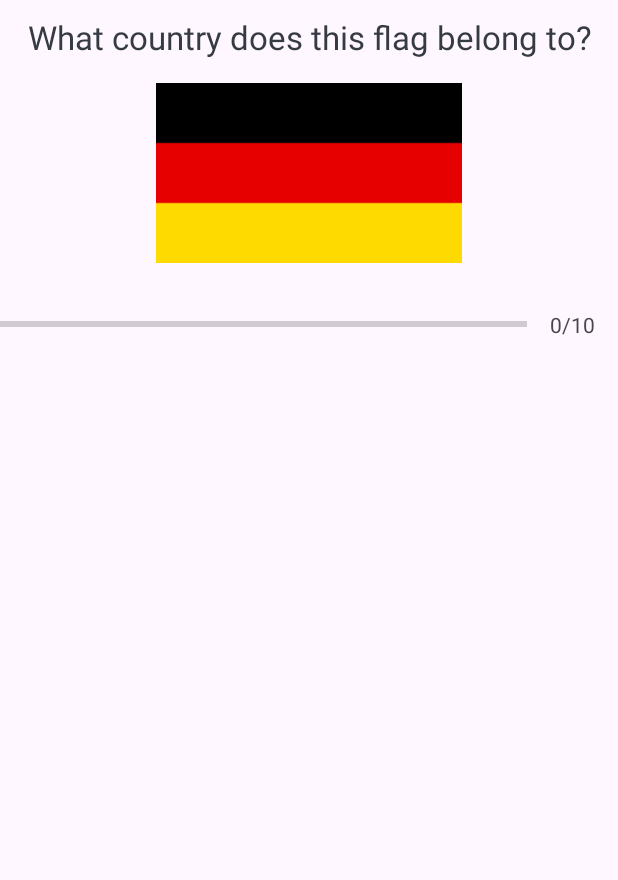
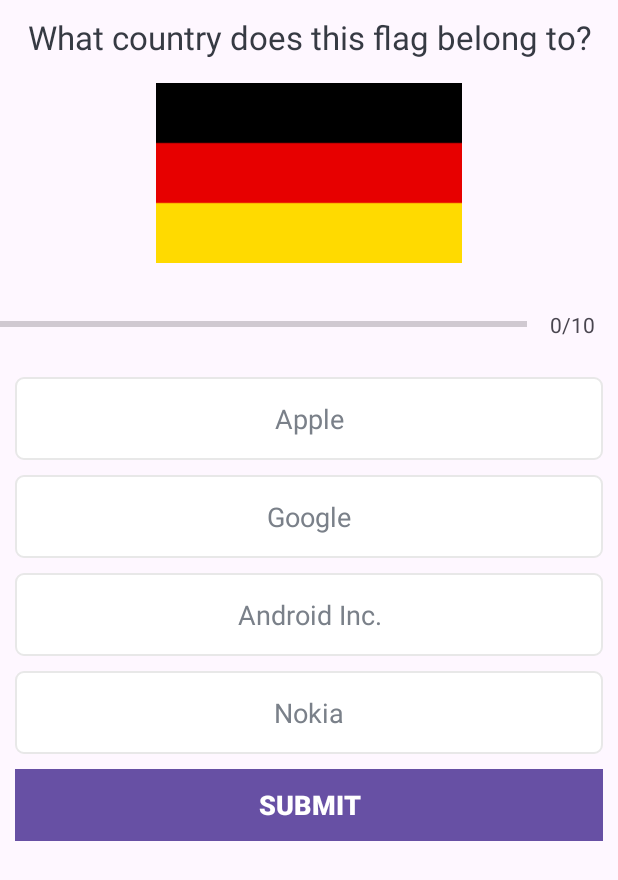
Before and after one commit to Nuraitiev/tiny_android_projs, an Android app: the layout activity_quiz_questions.xml on its own in the app's theme, with its tools: preview values and no code run, on a phone screen of 412 x 824 dp. Shown: the top 880 px of the screen. Run offline under Robolectric (Android 15) with nearby library versions, the phone set to English and light mode, and no system bars.

Commit message:
new activity

```diff
--- a/QuizApp/app/src/main/AndroidManifest.xml
+++ b/QuizApp/app/src/main/AndroidManifest.xml
@@ -13,6 +13,9 @@
         android:theme="@style/Theme.QuizApp"
         tools:targetApi="31">
         <activity
+            android:name=".ResultActivity"
+            android:exported="false" />
+        <activity
             android:name=".MainActivity"
             android:exported="true">
             <intent-filter>
--- a/QuizApp/app/src/main/res/layout/activity_quiz_questions.xml
+++ b/QuizApp/app/src/main/res/layout/activity_quiz_questions.xml
@@ -12,7 +12,7 @@
         android:id="@+id/tvQuestion"
         android:layout_width="match_parent"
         android:layout_height="wrap_content"
-        android:layout_margin="10dp"
+        android:layout_margin="@dimen/ten_dp"
         android:gravity="center"
         android:textColor="#363A43"
         android:textSize="22sp"
@@ -25,7 +25,7 @@
         app:layout_constraintStart_toStartOf="parent"
         app:layout_constraintEnd_toEndOf="parent"
         android:layout_height="wrap_content"
-        android:layout_marginTop="16dp"
+        android:layout_marginTop="@dimen/sixteen_dp"
         android:contentDescription="image"
         tools:src="@drawable/ic_flag_of_germany" />
 
@@ -34,7 +34,7 @@
         android:id="@+id/llProgressDetails"
         android:layout_width="match_parent"
         android:layout_height="wrap_content"
-        android:layout_marginTop="16dp"
+        android:layout_marginTop="@dimen/sixteen_dp"
         android:gravity="center_vertical"
         android:orientation="horizontal">
 
@@ -54,12 +54,83 @@
             android:layout_width="wrap_content"
             android:layout_height="wrap_content"
             android:gravity="center"
-            android:padding="15dp"
+            android:padding="@dimen/fifteen_dp"
             android:textColorHint="#7A8089"
             android:textSize="14sp"
             tools:text="0/10" />
     </LinearLayout>
 
+    <TextView
+        app:layout_constraintTop_toBottomOf="@id/llProgressDetails"
+        android:id="@+id/tvOptionOne"
+        android:layout_width="match_parent"
+        android:layout_height="wrap_content"
+        android:layout_margin="@dimen/ten_dp"
+        android:background="@drawable/default_option_border_bg"
+        android:gravity="center"
+        android:padding="@dimen/fifteen_dp"
+        android:textColor="@color/option_text_color"
+        android:textSize="18sp"
+        tools:text="Apple" />
+    <TextView
+        app:layout_constraintTop_toBottomOf="@id/tvOptionOne"
+        android:id="@+id/tvOptionTwo"
+        android:layout_width="match_parent"
+        android:layout_height="wrap_content"
+        android:layout_marginStart="@dimen/ten_dp"
+        android:layout_marginTop="@dimen/ten_dp"
+        android:layout_marginEnd="@dimen/ten_dp"
+        android:layout_marginBottom="@dimen/ten_dp"
+        android:background="@drawable/default_option_border_bg"
+        android:gravity="center"
+        android:padding="@dimen/fifteen_dp"
+        android:textColor="@color/option_text_color"
+        android:textSize="18sp"
+        tools:text="Google" />
+    <TextView
+        app:layout_constraintTop_toBottomOf="@id/tvOptionTwo"
+        android:id="@+id/tvOptionThree"
+        android:layout_width="match_parent"
+        android:layout_height="wrap_content"
+        android:layout_marginStart="@dimen/ten_dp"
+        android:layout_marginTop="@dimen/ten_dp"
+        android:layout_marginEnd="@dimen/ten_dp"
+        android:layout_marginBottom="@dimen/ten_dp"
+        android:background="@drawable/default_option_border_bg"
+        android:gravity="center"
+        android:padding="@dimen/fifteen_dp"
+        android:textColor="@color/option_text_color"
+        android:textSize="18sp"
+        tools:text="Android Inc." />
+
+    <TextView
+        app:layout_constraintTop_toBottomOf="@id/tvOptionThree"
+        android:id="@+id/tvOptionFour"
+        android:layout_width="match_parent"
+        android:layout_height="wrap_content"
+        android:layout_marginStart="@dimen/ten_dp"
+        android:layout_marginTop="@dimen/ten_dp"
+        android:layout_marginEnd="@dimen/ten_dp"
+        android:layout_marginBottom="@dimen/ten_dp"
+        android:background="@drawable/default_option_border_bg"
+        android:gravity="center"
+        android:padding="@dimen/fifteen_dp"
+        android:textColor="@color/option_text_color"
+        android:textSize="18sp"
+        tools:text="Nokia" />
+
+    <Button
+        app:layout_constraintTop_toBottomOf="@id/tvOptionFour"
+        android:id="@+id/btnSubmit"
+        android:layout_width="match_parent"
+        android:layout_height="wrap_content"
+        android:layout_margin="@dimen/ten_dp"
+        android:background="@color/purple_200"
+        android:text="SUBMIT"
+        android:textColor="@android:color/white"
+        android:textSize="18sp"
+        android:textStyle="bold" />
+
 
 
 
--- /dev/null
+++ b/QuizApp/app/src/main/res/values-night/dimens.xml
@@ -0,0 +1,7 @@
+<?xml version="1.0" encoding="utf-8"?>
+<resources>
+    <dimen name="twenty_dp">20dp</dimen>
+    <dimen name="twenty_five_dp">25dp</dimen>
+    <dimen name="sixteen_dp">16dp</dimen>
+    <dimen name="ten_dp">10dp</dimen>
+</resources>
--- a/QuizApp/app/src/main/res/values/colors.xml
+++ b/QuizApp/app/src/main/res/values/colors.xml
@@ -7,4 +7,6 @@
     <color name="purple_700">#FF6A1B9A</color>
     <color name="teal_200">#FF03DAC5</color>
     <color name="teal_700">#FF018786</color>
+    <color name="option_text_color">#FF7A8089</color>
+
 </resources>
--- /dev/null
+++ b/QuizApp/app/src/main/res/values/dimens.xml
@@ -0,0 +1,8 @@
+<?xml version="1.0" encoding="utf-8"?>
+<resources>
+    <dimen name="twenty_dp">20dp</dimen>
+    <dimen name="twenty_five_dp">25dp</dimen>
+    <dimen name="sixteen_dp">16dp</dimen>
+    <dimen name="ten_dp">10dp</dimen>
+    <dimen name="fifteen_dp">15dp</dimen>
+</resources>
```
Also changed, not shown: QuizApp/app/src/main/java/com/example/chapter3/quizapp/ResultActivity.kt (added, +20 -0 lines), QuizApp/app/src/main/res/layout/activity_main.xml (+4 -4 lines), QuizApp/app/src/main/res/layout/activity_result.xml (added, +82 -0 lines).
